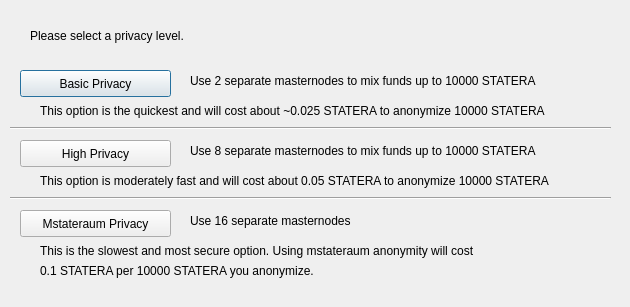
The window that src/qt/forms/obfuscationconfig.ui (aigon1989/AXIM) describes before a commit, drawn with Qt 5.
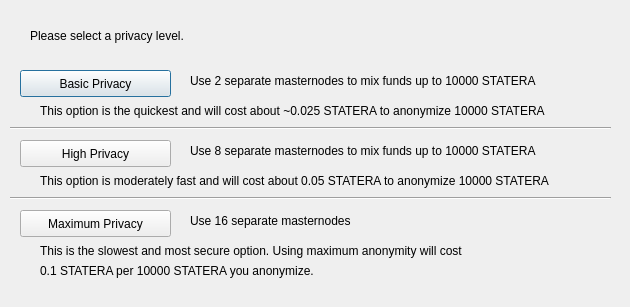
The same window after the commit.

```diff
--- a/src/qt/forms/obfuscationconfig.ui
+++ b/src/qt/forms/obfuscationconfig.ui
@@ -49,7 +49,7 @@
     </rect>
    </property>
    <property name="text">
-    <string>Mstateraum Privacy</string>
+    <string>Maximum Privacy</string>
    </property>
   </widget>
   <widget class="QLabel" name="label">
@@ -140,7 +140,7 @@
     </rect>
    </property>
    <property name="text">
-    <string>This is the slowest and most secure option. Using mstateraum anonymity will cost</string>
+    <string>This is the slowest and most secure option. Using maximum anonymity will cost</string>
    </property>
   </widget>
   <widget class="QLabel" name="label_9">
```
